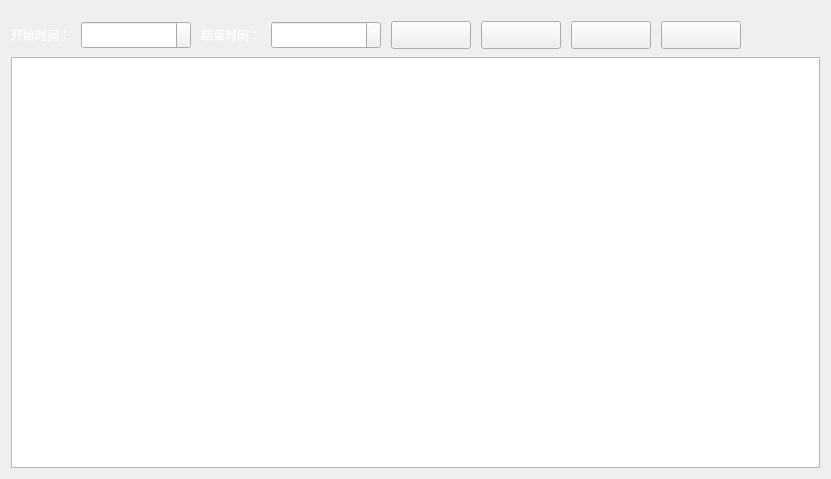
Before: the Qt Designer form ChuangfengDesktop/NopayManagerQWidget.ui in asdlei99/chuangfengdesktop, drawn with Qt 5.
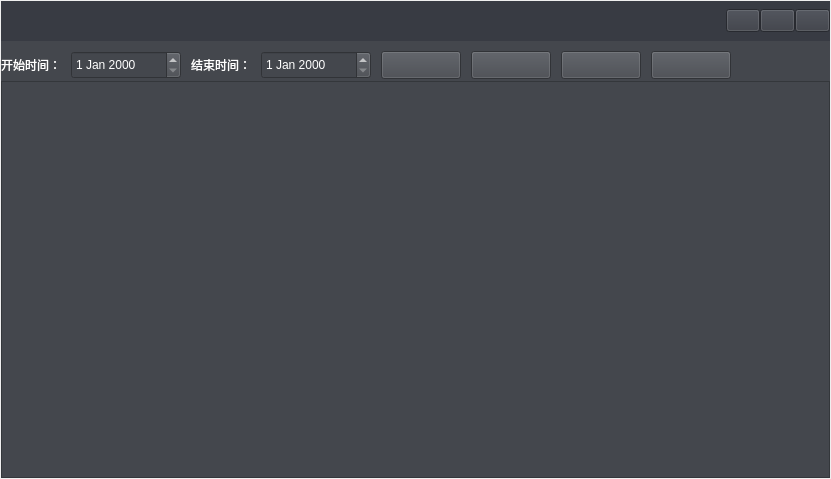
After: the same form once the commit is applied.

```diff
--- a/ChuangfengDesktop/NopayManagerQWidget.ui
+++ b/ChuangfengDesktop/NopayManagerQWidget.ui
@@ -14,6 +14,103 @@
    <string>Form</string>
   </property>
   <layout class="QVBoxLayout" name="verticalLayout">
+   <property name="spacing">
+    <number>0</number>
+   </property>
+   <property name="leftMargin">
+    <number>1</number>
+   </property>
+   <property name="topMargin">
+    <number>1</number>
+   </property>
+   <property name="rightMargin">
+    <number>1</number>
+   </property>
+   <property name="bottomMargin">
+    <number>1</number>
+   </property>
+   <item>
+    <widget class="QWidget" name="nopay_title" native="true">
+     <property name="minimumSize">
+      <size>
+       <width>0</width>
+       <height>40</height>
+      </size>
+     </property>
+     <property name="styleSheet">
+      <string notr="true">background-color: rgb(56, 59, 67);</string>
+     </property>
+     <layout class="QHBoxLayout" name="horizontalLayout">
+      <property name="spacing">
+       <number>0</number>
+      </property>
+      <property name="leftMargin">
+       <number>0</number>
+      </property>
+      <property name="topMargin">
+       <number>0</number>
+      </property>
+      <property name="rightMargin">
+       <number>0</number>
+      </property>
+      <property name="bottomMargin">
+       <number>0</number>
+      </property>
+      <item>
+       <spacer name="horizontalSpacer_2">
+        <property name="orientation">
+         <enum>Qt::Horizontal</enum>
+        </property>
+        <property name="sizeHint" stdset="0">
+         <size>
+          <width>730</width>
+          <height>20</height>
+         </size>
+        </property>
+       </spacer>
+      </item>
+      <item>
+       <widget class="QPushButton" name="min_btn">
+        <property name="minimumSize">
+         <size>
+          <width>32</width>
+          <height>23</height>
+         </size>
+        </property>
+        <property name="text">
+         <string/>
+        </property>
+       </widget>
+      </item>
+      <item>
+       <widget class="QPushButton" name="max_restore_btn">
+        <property name="minimumSize">
+         <size>
+          <width>32</width>
+          <height>23</height>
+         </size>
+        </property>
+        <property name="text">
+         <string/>
+        </property>
+       </widget>
+      </item>
+      <item>
+       <widget class="QPushButton" name="close_btn">
+        <property name="minimumSize">
+         <size>
+          <width>32</width>
+          <height>23</height>
+         </size>
+        </property>
+        <property name="text">
+         <string/>
+        </property>
+       </widget>
+      </item>
+     </layout>
+    </widget>
+   </item>
    <item>
     <widget class="QWidget" name="widget_9" native="true">
      <property name="minimumSize">
@@ -28,6 +125,9 @@
        <height>40</height>
       </size>
      </property>
+     <property name="styleSheet">
+      <string notr="true">background-color: rgb(68, 71, 77);</string>
+     </property>
      <widget class="QDateEdit" name="nopay_enddateEdit">
       <property name="geometry">
        <rect>
@@ -141,7 +241,11 @@
     </widget>
    </item>
    <item>
-    <widget class="QTableView" name="nopay_tableView"/>
+    <widget class="QTableView" name="nopay_tableView">
+     <property name="styleSheet">
+      <string notr="true">background-color: rgb(68, 71, 77);</string>
+     </property>
+    </widget>
    </item>
   </layout>
  </widget>
```
